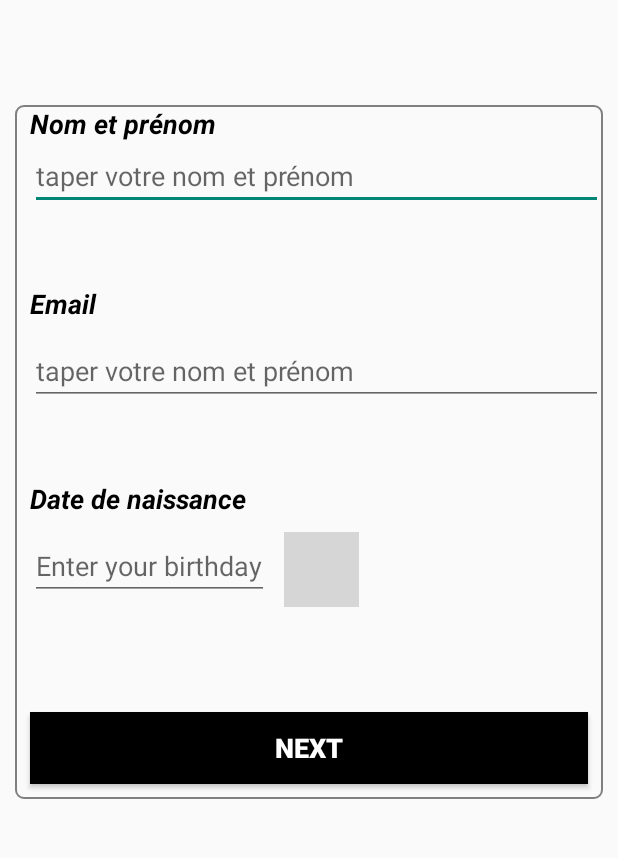
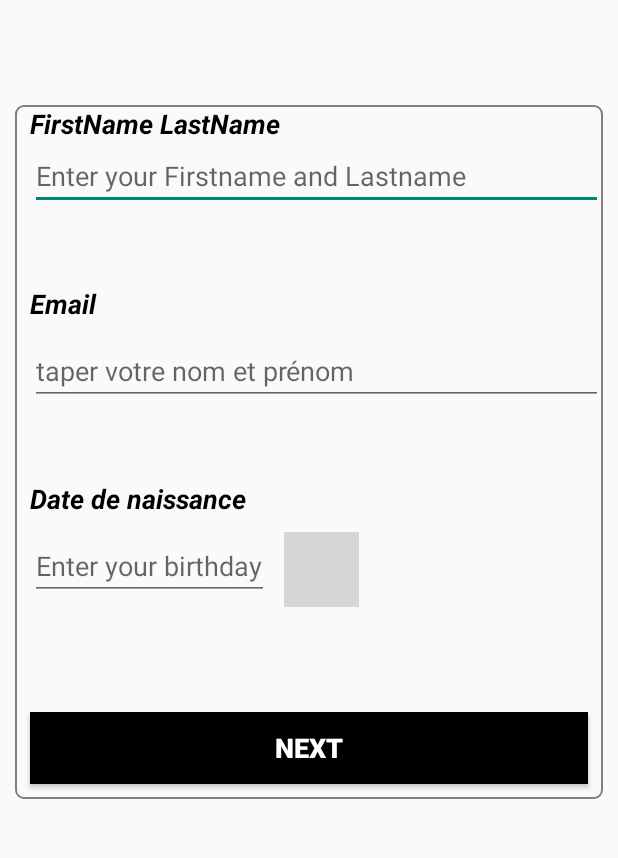
Before and after one commit to Jaff5090/The-Lodge, an Android app: the screen it shows after launch (MainActivity), on a phone screen of 412 x 824 dp, the part 354-1212 px from its top. Run offline under Robolectric (Android 15) with nearby library versions, the phone set to English and light mode, and no system bars; grey boxes are pictures that could not be loaded.

Commit message:
language modification

```diff
--- a/app/src/main/res/layout/activity_main.xml
+++ b/app/src/main/res/layout/activity_main.xml
@@ -51,7 +51,7 @@
           android:layout_width="wrap_content"
           android:layout_height="wrap_content"
           android:layout_marginStart="10dp"
-          android:text="@string/nom_et_pr_nom"
+          android:text="@string/first_name_and_last_name"
           android:textColor="@color/black"
           android:textSize="18sp"
           android:textStyle="bold|italic" />
--- a/app/src/main/res/values/strings.xml
+++ b/app/src/main/res/values/strings.xml
@@ -1,10 +1,10 @@
 <resources>
     <string name="app_name">My First Kotlin Project </string>
-    <string name="nom_et_pr_nom">Nom et prénom</string>
-    <string name="name_label">taper votre nom et prénom</string>
+    <string name="first_name_and_last_name">FirstName LastName</string>
+    <string name="name_label">Enter your Firstname and Lastname</string>
     <string name="title_home">Home</string>
     <string name="title_dashboard">Dashboard</string>
     <string name="title_notifications">Notifications</string>
     <string name="title_activity_bottom_navigations">BottomNavigations</string>
-    <string name="actors">Quelle es l\'actrice la plus belle ?</string>
+    <string name="actors">Which article is the most beautiful ?</string>
 </resources>
```
Also changed, not shown: 2 other files.
